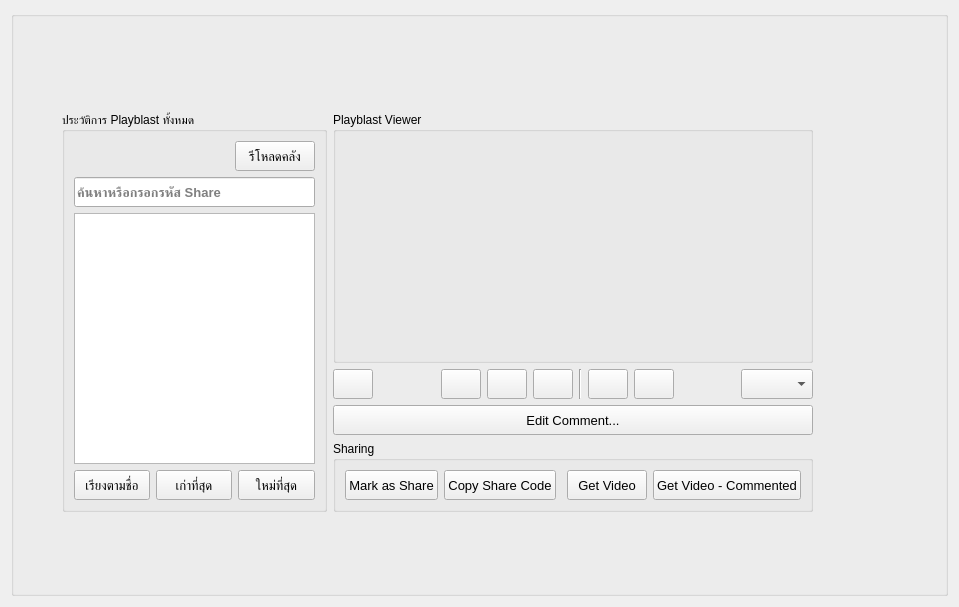
The window that interface/UkoreShotPage.ui (tonmaiart/UkoreShot) describes before a commit, drawn with Qt 5.
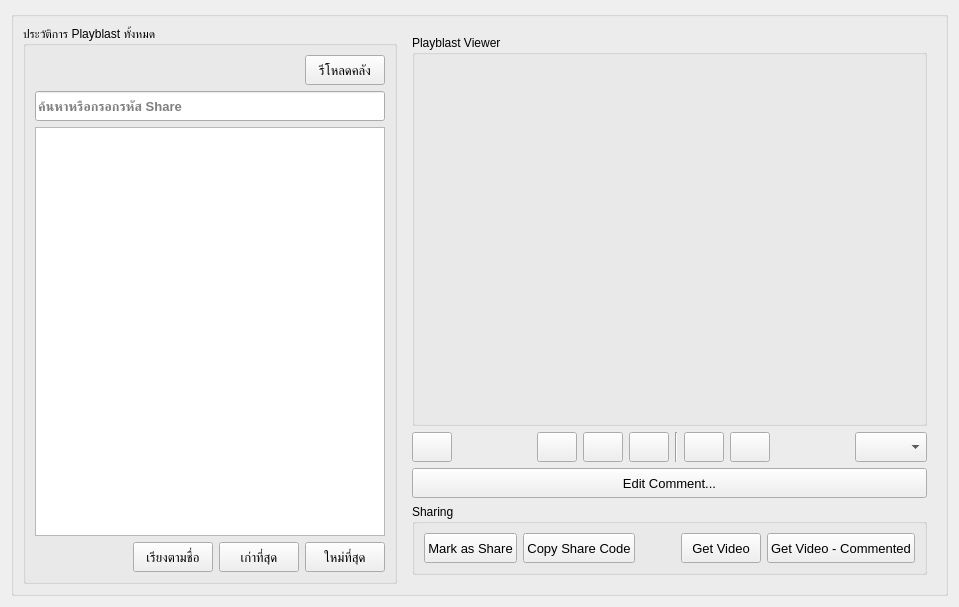
The same window after the commit.

Patch:
```diff
--- a/interface/UkoreShotPage.ui
+++ b/interface/UkoreShotPage.ui
@@ -19,15 +19,154 @@
      <property name="title">
       <string/>
      </property>
+     <layout class="QGridLayout" name="gridLayout_5">
+      <item row="0" column="0">
+       <widget class="QGroupBox" name="groupBox_2">
+        <property name="title">
+         <string>ประวัติการ Playblast ทั้งหมด</string>
+        </property>
+        <layout class="QGridLayout" name="gridLayout_3">
+         <item row="3" column="0">
+          <layout class="QHBoxLayout" name="horizontalLayout_3">
+           <item>
+            <spacer name="horizontalSpacer">
+             <property name="orientation">
+              <enum>Qt::Horizontal</enum>
+             </property>
+             <property name="sizeHint" stdset="0">
+              <size>
+               <width>40</width>
+               <height>20</height>
+              </size>
+             </property>
+            </spacer>
+           </item>
+           <item>
+            <widget class="QPushButton" name="pushButton_sort_ascending">
+             <property name="minimumSize">
+              <size>
+               <width>0</width>
+               <height>30</height>
+              </size>
+             </property>
+             <property name="font">
+              <font>
+               <pointsize>10</pointsize>
+              </font>
+             </property>
+             <property name="text">
+              <string>เรียงตามชื่อ</string>
+             </property>
+            </widget>
+           </item>
+           <item>
+            <widget class="QPushButton" name="pushButton_sort_oldest">
+             <property name="minimumSize">
+              <size>
+               <width>0</width>
+               <height>30</height>
+              </size>
+             </property>
+             <property name="font">
+              <font>
+               <pointsize>10</pointsize>
+              </font>
+             </property>
+             <property name="text">
+              <string>เก่าที่สุด</string>
+             </property>
+            </widget>
+           </item>
+           <item>
+            <widget class="QPushButton" name="pushButton_sort_newest">
+             <property name="minimumSize">
+              <size>
+               <width>0</width>
+               <height>30</height>
+              </size>
+             </property>
+             <property name="font">
+              <font>
+               <pointsize>10</pointsize>
+              </font>
+             </property>
+             <property name="text">
+              <string>ใหม่ที่สุด</string>
+             </property>
+            </widget>
+           </item>
+          </layout>
+         </item>
+         <item row="1" column="0">
+          <widget class="QLineEdit" name="lineEdit_search_bar">
+           <property name="minimumSize">
+            <size>
+             <width>0</width>
+             <height>30</height>
+            </size>
+           </property>
+           <property name="font">
+            <font>
+             <pointsize>10</pointsize>
+             <weight>75</weight>
+             <bold>true</bold>
+            </font>
+           </property>
+           <property name="placeholderText">
+            <string>ค้นหาหรือกรอกรหัส Share</string>
+           </property>
+          </widget>
+         </item>
+         <item row="2" column="0">
+          <widget class="QTableWidget" name="tableWidget_playblast_library">
+           <property name="showGrid">
+            <bool>false</bool>
+           </property>
+           <attribute name="verticalHeaderVisible">
+            <bool>false</bool>
+           </attribute>
+          </widget>
+         </item>
+         <item row="0" column="0">
+          <layout class="QHBoxLayout" name="horizontalLayout_5">
+           <item>
+            <spacer name="horizontalSpacer_3">
+             <property name="orientation">
+              <enum>Qt::Horizontal</enum>
+             </property>
+             <property name="sizeHint" stdset="0">
+              <size>
+               <width>40</width>
+               <height>20</height>
+              </size>
+             </property>
+            </spacer>
+           </item>
+           <item>
+            <widget class="QPushButton" name="pushButton_reload">
+             <property name="minimumSize">
+              <size>
+               <width>0</width>
+               <height>30</height>
+              </size>
+             </property>
+             <property name="font">
+              <font>
+               <pointsize>10</pointsize>
+              </font>
+             </property>
+             <property name="text">
+              <string>รีโหลดคลัง</string>
+             </property>
+            </widget>
+           </item>
+          </layout>
+         </item>
+        </layout>
+       </widget>
+      </item>
+      <item row="0" column="1">
      <widget class="QWidget" name="widget_3" native="true">
-      <property name="geometry">
-       <rect>
-        <x>322</x>
-        <y>101</y>
-        <width>480</width>
-        <height>400</height>
-       </rect>
-      </property>
       <layout class="QGridLayout" name="gridLayout_2">
        <item row="0" column="0">
         <layout class="QVBoxLayout" name="verticalLayout_3">
@@ -287,157 +426,8 @@
        </item>
       </layout>
      </widget>
-     <widget class="QGroupBox" name="groupBox_2">
-      <property name="geometry">
-       <rect>
-        <x>51</x>
-        <y>101</y>
-        <width>265</width>
-        <height>400</height>
-       </rect>
-      </property>
-      <property name="title">
-       <string>ประวัติการ Playblast ทั้งหมด</string>
-      </property>
-      <layout class="QGridLayout" name="gridLayout_3">
-       <item row="3" column="0">
-        <layout class="QHBoxLayout" name="horizontalLayout_3">
-         <item>
-          <spacer name="horizontalSpacer">
-           <property name="orientation">
-            <enum>Qt::Horizontal</enum>
-           </property>
-           <property name="sizeHint" stdset="0">
-            <size>
-             <width>40</width>
-             <height>20</height>
-            </size>
-           </property>
-          </spacer>
-         </item>
-         <item>
-          <widget class="QPushButton" name="pushButton_sort_ascending">
-           <property name="minimumSize">
-            <size>
-             <width>0</width>
-             <height>30</height>
-            </size>
-           </property>
-           <property name="font">
-            <font>
-             <pointsize>10</pointsize>
-            </font>
-           </property>
-           <property name="text">
-            <string>เรียงตามชื่อ</string>
-           </property>
-          </widget>
-         </item>
-         <item>
-          <widget class="QPushButton" name="pushButton_sort_oldest">
-           <property name="minimumSize">
-            <size>
-             <width>0</width>
-             <height>30</height>
-            </size>
-           </property>
-           <property name="font">
-            <font>
-             <pointsize>10</pointsize>
-            </font>
-           </property>
-           <property name="text">
-            <string>เก่าที่สุด</string>
-           </property>
-          </widget>
-         </item>
-         <item>
-          <widget class="QPushButton" name="pushButton_sort_newest">
-           <property name="minimumSize">
-            <size>
-             <width>0</width>
-             <height>30</height>
-            </size>
-           </property>
-           <property name="font">
-            <font>
-             <pointsize>10</pointsize>
-            </font>
-           </property>
-           <property name="text">
-            <string>ใหม่ที่สุด</string>
-           </property>
-          </widget>
-         </item>
-        </layout>
-       </item>
-       <item row="1" column="0">
-        <widget class="QLineEdit" name="lineEdit_search_bar">
-         <property name="minimumSize">
-          <size>
-           <width>0</width>
-           <height>30</height>
-          </size>
-         </property>
-         <property name="font">
-          <font>
-           <pointsize>10</pointsize>
-           <weight>75</weight>
-           <bold>true</bold>
-          </font>
-         </property>
-         <property name="placeholderText">
-          <string>ค้นหาหรือกรอกรหัส Share</string>
-         </property>
-        </widget>
-       </item>
-       <item row="2" column="0">
-        <widget class="QTableWidget" name="tableWidget_playblast_library">
-         <property name="showGrid">
-          <bool>false</bool>
-         </property>
-         <attribute name="verticalHeaderVisible">
-          <bool>false</bool>
-         </attribute>
-        </widget>
-       </item>
-       <item row="0" column="0">
-        <layout class="QHBoxLayout" name="horizontalLayout_5">
-         <item>
-          <spacer name="horizontalSpacer_3">
-           <property name="orientation">
-            <enum>Qt::Horizontal</enum>
-           </property>
-           <property name="sizeHint" stdset="0">
-            <size>
-             <width>40</width>
-             <height>20</height>
-            </size>
-           </property>
-          </spacer>
-         </item>
-         <item>
-          <widget class="QPushButton" name="pushButton_reload">
-           <property name="minimumSize">
-            <size>
-             <width>0</width>
-             <height>30</height>
-            </size>
-           </property>
-           <property name="font">
-            <font>
-             <pointsize>10</pointsize>
-            </font>
-           </property>
-           <property name="text">
-            <string>รีโหลดคลัง</string>
-           </property>
-          </widget>
-         </item>
-        </layout>
-       </item>
-      </layout>
-     </widget>
+      </item>
+     </layout>
     </widget>
    </item>
   </layout>
```
Lines whose indentation alone changed are shown as unchanged.
